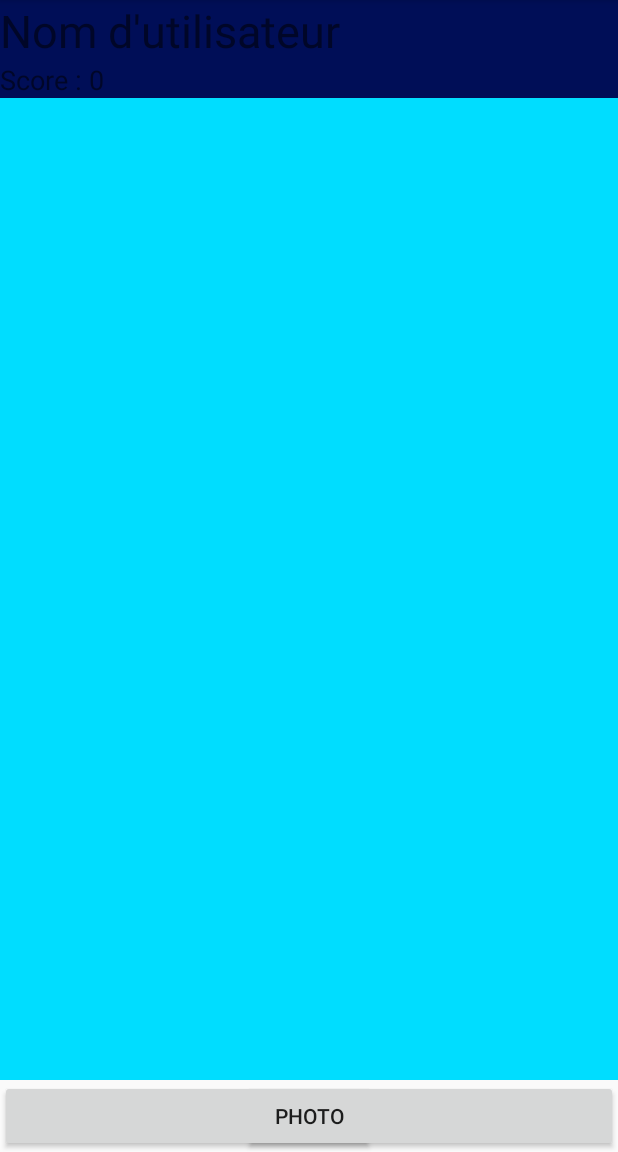
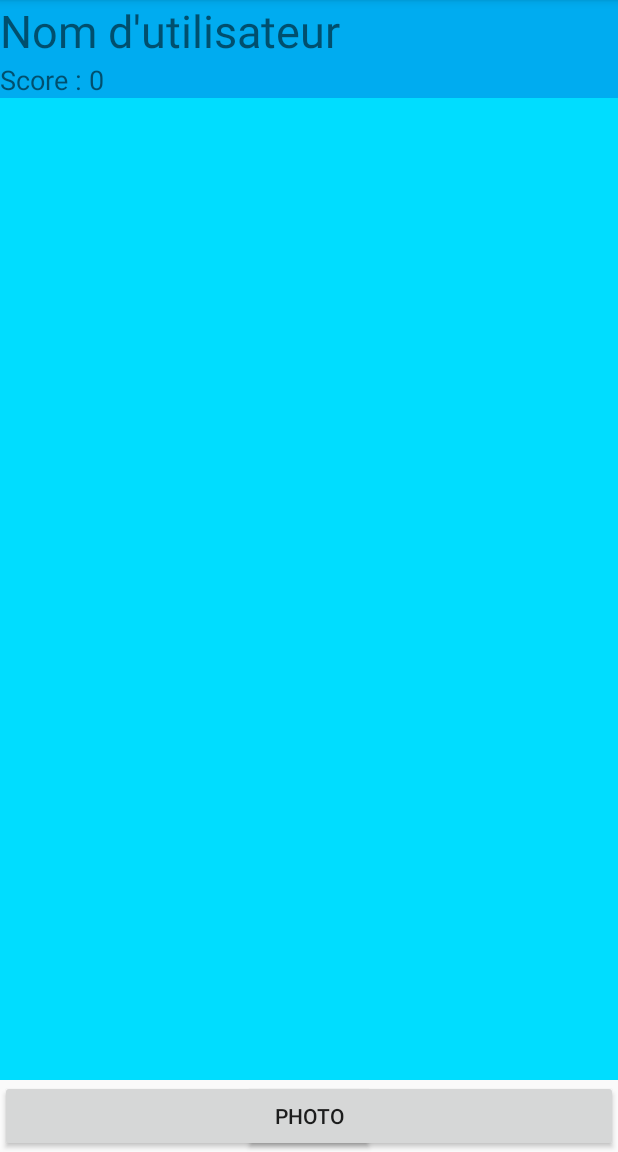
Before and after one commit to DevilssK/ObjectQuest, an Android app: the screen it shows after launch (MainActivity), after a tap on "CRÉER UN COMPTE", on a phone screen of 412 x 824 dp, the part 84-1236 px from its top. Run offline under Robolectric (Android 15) with nearby library versions, the phone set to English and light mode, and no system bars; our stand-ins replace Room's generated code; libraries missing offline, so code that uses them is left out: com.facebook.stetho; 1 statement that could not run was skipped.

Commit message:
Uncommitted changes before Update at 21/10/2019 00:53

```diff
--- a/ObjectQuestApp/app/src/main/java/com/t/objectquest/AppRequest.java
+++ b/ObjectQuestApp/app/src/main/java/com/t/objectquest/AppRequest.java
@@ -62,7 +62,6 @@ public class AppRequest {
         });
 
         return quests;
-
     }
 
 
@@ -175,8 +174,6 @@ public class AppRequest {
 
                     }
                 });
-
-
     }
 
     public List<Item> GetItems() {
--- a/ObjectQuestApp/app/src/main/java/com/t/objectquest/MainActivity.java
+++ b/ObjectQuestApp/app/src/main/java/com/t/objectquest/MainActivity.java
@@ -6,14 +6,10 @@ import android.content.Intent;
 import android.graphics.Bitmap;
 import android.os.Bundle;
 import android.provider.MediaStore;
-import android.util.Log;
-import android.widget.BaseAdapter;
 import android.widget.Button;
-import android.widget.EditText;
-import android.widget.ListView;
 import android.widget.TextView;
-import android.widget.Toast;
 
+import com.t.objectquest.database.AppDatabase;
 import com.t.objectquest.adapters.QuestAdapter;
 import com.t.objectquest.model.Item;
 import com.t.objectquest.model.Quest;
@@ -24,16 +20,19 @@ import java.util.List;
 
 public class MainActivity extends AppCompatActivity {
 
+
+    AppDatabase appDatabase = AppDatabase.getIstance(this);
+
     static final int REQUEST_IMAGE_CAPTURE = 1;
 
     AppRequest appRequest = new AppRequest();
 
     User user;
-    Button listB;
+    Button buttonPhoto;
+    TextView userName;
+    TextView score;
 
 
-   /* Button create = findViewById(R.id.createButton);
-    TextView error = findViewById(R.id.error_message);*/
 
     @Override
     protected void onCreate(Bundle savedInstanceState) {
@@ -41,34 +40,19 @@ public class MainActivity extends AppCompatActivity {
         setContentView(R.layout.activity_main);
         List<Item> items = appRequest.GetItems();
 
-        /*
+        List<User> userList = appDatabase.userDao().getUserList();
         Intent intent = getIntent();
-        String message = intent.getStringExtra(accountCreateActivity.MESSAGE);
-        TextView textView = findViewById(R.id.userName);
-        Log.i("MaintActivity" , message);
-        Log.i("MaintActivity" , "hello");
+        String userId = intent.getStringExtra("userId");
 
-        textView.setText("id"+message);*/
-
-        //TODO: Set User Object
-        user = new User(0,"0" , 0);
+        System.out.println(userList.size());
 
 
-
-        Button button = findViewById(R.id.button_Photo);
-        button.setOnClickListener((c) -> {onClick();} );
+      /*  Button button = (Button) findViewById(R.id.button_Photo);
+        button.setOnClickListener((c) -> {onClick();} );*/
 
 
-
-
-
-
-        //ListView questView = findViewById(R.id.quest_list);
-      //  BaseAdapter questAdapter = new QuestAdapter(quests,this);
-//        questView.setAdapter(questAdapter);
-
-        listB = findViewById(R.id.button_Photo);
-        listB.setOnClickListener((v)->{
+        this.buttonPhoto = findViewById(R.id.button_Photo);
+        this.buttonPhoto.setOnClickListener((v)->{
 
             onClick();
           //  Intent intent = new Intent(this, quest_activity);
@@ -98,8 +82,6 @@ public class MainActivity extends AppCompatActivity {
     }
 
 
-
-
     @Override
     protected void onActivityResult(int requestCode, int resultCode, Intent data) {
         super.onActivityResult(requestCode, resultCode, data);
@@ -117,8 +99,6 @@ public class MainActivity extends AppCompatActivity {
 
 
             appRequest.uploadImage(byteArray , this.user.getUserId());
-     }
-
-
+        }
     }
 }
--- a/ObjectQuestApp/app/src/main/java/com/t/objectquest/accountCreateActivity.java
+++ b/ObjectQuestApp/app/src/main/java/com/t/objectquest/accountCreateActivity.java
@@ -15,7 +15,7 @@ import com.t.objectquest.model.User;
 public class accountCreateActivity  extends AppCompatActivity {
 
     public static final String MESSAGE = "com.t.objectquest.accountCreateActivity.MESSAGE";
-    AppRequest appRequestImp = new AppRequest();
+
 
     AppRequest appRequest = new AppRequest();
 
@@ -36,12 +36,12 @@ public class accountCreateActivity  extends AppCompatActivity {
             String i =username.getText().toString();
             if(i.isEmpty() || i!=null ||i.matches("/s")){
 
-                String res =  appRequest.CreateUser(new User(0,i,0));
+               String userId =  appRequest.CreateUser(new User(0,i,0));
 
-                Log.i("responseUserCreate", "response"+ res);
+                Log.i("responseUserCreate", "response"+ userId);
 
                 Intent intent = new Intent(this , MainActivity.class );
-                // intent.putExtra("com.t.objectquest.accountCreateActivity.MESSAGE", res);
+                intent.putExtra("userId", userId);
                 startActivity(intent);
 
             }
--- a/ObjectQuestApp/app/src/main/java/com/t/objectquest/database/AppDatabase.java
+++ b/ObjectQuestApp/app/src/main/java/com/t/objectquest/database/AppDatabase.java
@@ -26,9 +26,9 @@ public abstract class AppDatabase extends RoomDatabase {
     public static synchronized AppDatabase getIstance(Context context) {
         if(instance == null ){
             instance = Room.databaseBuilder( context.getApplicationContext(), AppDatabase.class, DB_NAME)
+                    .allowMainThreadQueries()
                     .fallbackToDestructiveMigration()
                     .build();
-
         }
         return instance;
     }
--- a/ObjectQuestApp/app/src/main/java/com/t/objectquest/database/entity/UserDao.java
+++ b/ObjectQuestApp/app/src/main/java/com/t/objectquest/database/entity/UserDao.java
@@ -2,12 +2,18 @@ package com.t.objectquest.database.entity;
 
 import androidx.room.Dao;
 import androidx.room.Insert;
+import androidx.room.Query;
 import androidx.room.Update;
 
 import com.t.objectquest.model.User;
 
+import java.util.List;
+
 @Dao
 public interface UserDao {
+
+    @Query("select * from user")
+    List<User> getUserList();
 
     @Insert
     void saveUser(User user);
--- a/ObjectQuestApp/app/src/main/res/layout/activity_main.xml
+++ b/ObjectQuestApp/app/src/main/res/layout/activity_main.xml
@@ -19,6 +19,7 @@
 
 
         <TextView
+            android:background="@color/colorAccent"
             android:id="@+id/userName"
             android:layout_width="match_parent"
             android:layout_height="wrap_content"
@@ -26,6 +27,7 @@
             android:textSize="30dp"></TextView>
 
         <TextView
+            android:background="@color/colorAccent"
             android:id="@+id/User_score"
             android:layout_width="match_parent"
             android:layout_height="wrap_content"
```
